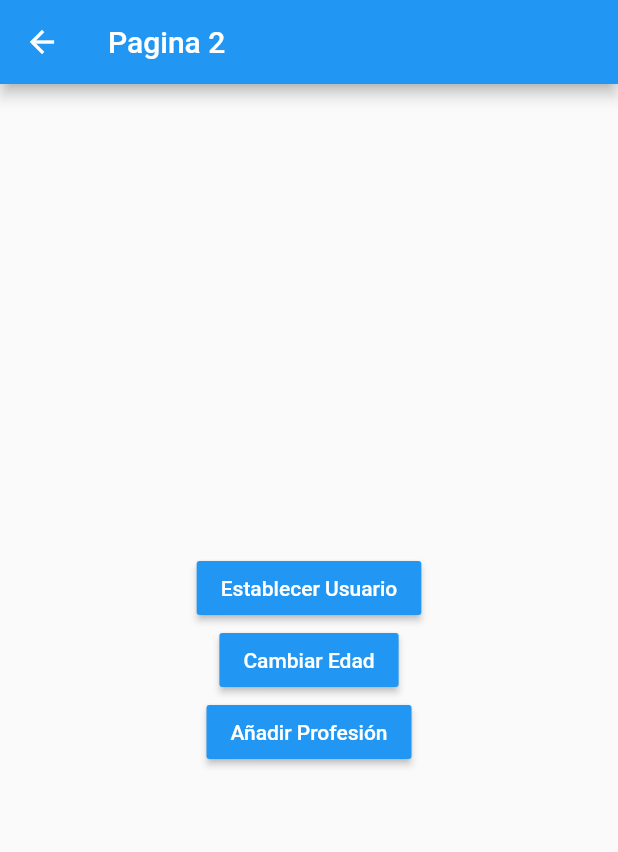
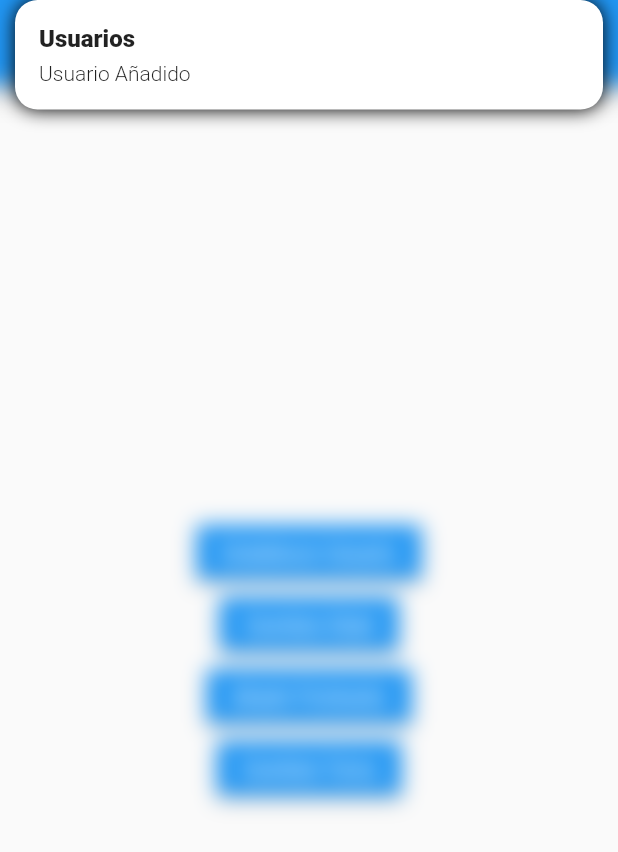
Before and after one commit to alinares94/gestor-estados-flutter, a Flutter app: the Pagina2Screen screen opened by its route, after a tap on "Establecer Usuario", on a phone screen of 412 x 824 dp. Shown: the top 852 px of the screen. Run offline on Flutter 3.47's test engine with Material 2 defaults, Android fonts, the phone set to English and light mode, and no system bars; our stand-ins replace get.

```diff
--- /dev/null
+++ b/estados/lib/controllers/usuario_controller.dart
@@ -0,0 +1,26 @@
+
+import 'package:estados/models/usuario.dart';
+import 'package:get/get.dart';
+
+class UsuarioController extends GetxController {
+
+  var existeUsuario = false.obs;
+  var usuario = Usuario().obs;
+
+  void cargarUsuario( Usuario user ) {
+    existeUsuario.value = true;
+    usuario.value = user;
+  }
+
+  void cambiarEdad( int edad ) {
+    usuario.update((val) {
+      val?.edad = edad;
+    });
+  }
+
+  void agregarProfesion( String prof ) {
+    usuario.update((val) {
+      val?.profesiones?.add(prof);
+    });
+  }
+}
--- a/estados/lib/models/usuario.dart
+++ b/estados/lib/models/usuario.dart
@@ -1,9 +1,9 @@
 
 
 class Usuario {
-  String nombre;
-  int edad;
-  List<String> profesiones;
+  String? nombre;
+  int? edad;
+  List<String>? profesiones;
 
-  Usuario({ required this.nombre, required this.edad, required this.profesiones });
+  Usuario({ this.nombre, this.edad, this.profesiones });
 }
--- a/estados/lib/screens/pagina1_screen.dart
+++ b/estados/lib/screens/pagina1_screen.dart
@@ -1,4 +1,7 @@
+import 'package:estados/controllers/usuario_controller.dart';
+import 'package:estados/models/usuario.dart';
 import 'package:flutter/material.dart';
+import 'package:get/get.dart';
 
 class Pagina1Screen extends StatelessWidget {
 
@@ -6,14 +9,22 @@ class Pagina1Screen extends StatelessWidget {
 
   @override
   Widget build(BuildContext context) {
+
+    final usuarioCtrl = Get.put( UsuarioController() );
+
     return Scaffold(
       appBar: AppBar(
         title: const Text('Pagina 1'),
       ),
-      body: const InformacionUsuario(),
+      body: Obx(() {
+        return usuarioCtrl.existeUsuario.value
+          ? InformacionUsuario(usuario: usuarioCtrl.usuario.value)
+          : const Center(child: Text('No hay información del usuario'));
+      }),
+      // body:  const InformacionUsuario(),
       floatingActionButton: FloatingActionButton(
         child: const Icon(Icons.accessibility_new),
-        onPressed: () => Navigator.pushNamed(context, 'pagina2')
+        onPressed: () => Get.toNamed( 'pagina2' )
       ),
     );
   }
@@ -21,8 +32,11 @@ class Pagina1Screen extends StatelessWidget {
 
 class InformacionUsuario extends StatelessWidget {
   const InformacionUsuario({
+    required this.usuario,
     Key? key,
   }) : super(key: key);
+
+  final Usuario usuario;
 
   @override
   Widget build(BuildContext context) {
@@ -32,20 +46,18 @@ class InformacionUsuario extends StatelessWidget {
       padding: const EdgeInsets.all(20),
       child: Column(
         crossAxisAlignment: CrossAxisAlignment.start,
-        children: const [
+        children: [
 
-          Text('General', style: TextStyle( fontSize: 18, fontWeight: FontWeight.bold)),
-          Divider(),
+          const Text('General', style: TextStyle( fontSize: 18, fontWeight: FontWeight.bold)),
+          const Divider(),
 
-          ListTile( title: Text('Nombre: ')),
-          ListTile( title: Text('Edad: ')),
+          ListTile( title: Text('Nombre: ${usuario.nombre}')),
+          ListTile( title: Text('Edad: ${usuario.edad}')),
 
-          Text('Profesiones', style: TextStyle( fontSize: 18, fontWeight: FontWeight.bold)),
-          Divider(),
+          const Text('Profesiones', style: TextStyle( fontSize: 18, fontWeight: FontWeight.bold)),
+          const Divider(),
 
-          ListTile( title: Text('Profesión 1: ')),
-          ListTile( title: Text('Profesión 2: ')),
-          ListTile( title: Text('Profesión 3: ')),
+          ...usuario.profesiones!.map((e) => ListTile(title: Text(e))),
 
       ]),
     );
--- a/estados/lib/screens/pagina2_screen.dart
+++ b/estados/lib/screens/pagina2_screen.dart
@@ -1,4 +1,7 @@
+import 'package:estados/controllers/usuario_controller.dart';
+import 'package:estados/models/usuario.dart';
 import 'package:flutter/material.dart';
+import 'package:get/get.dart';
 
 class Pagina2Screen extends StatelessWidget {
 
@@ -6,6 +9,9 @@ class Pagina2Screen extends StatelessWidget {
 
   @override
   Widget build(BuildContext context) {
+
+    final usuarioCtrl = Get.find<UsuarioController>();
+
     return Scaffold(
       appBar: AppBar(
         title: const Text('Pagina 2'),
@@ -17,25 +23,47 @@ class Pagina2Screen extends StatelessWidget {
           mainAxisAlignment: MainAxisAlignment.center,
           children: [
             MaterialButton(
-              color: Colors.blue,
+              color: Theme.of(context).primaryColor,
               onPressed: () {
-
+                usuarioCtrl.cargarUsuario(Usuario(
+                  nombre: 'Alberto Linares',
+                  edad: 28,
+                  profesiones: [
+                    'Developer',
+                    'Jugador',
+                  ]
+                ));
+                Get.snackbar('Usuarios', 'Usuario Añadido', backgroundColor: Colors.white,
+                boxShadows: [
+                  const BoxShadow(
+                    color: Colors.black,
+                    blurRadius: 10
+                  )
+                ]);
               },
               child: const Text('Establecer Usuario', style: TextStyle(color: Colors.white)),
             ),
             MaterialButton(
-              color: Colors.blue,
+              color: Theme.of(context).primaryColor,
               onPressed: () {
-
+                usuarioCtrl.cambiarEdad(50);
               },
               child: const Text('Cambiar Edad', style: TextStyle(color: Colors.white)),
             ),
             MaterialButton(
-              color: Colors.blue,
+              color: Theme.of(context).primaryColor,
               onPressed: () {
-
+                final profesiones = usuarioCtrl.usuario.value.profesiones?.length ?? 0;
+                usuarioCtrl.agregarProfesion('Profesión ${profesiones + 1}');
               },
               child: const Text('Añadir Profesión', style: TextStyle(color: Colors.white)),
+            ),
+            MaterialButton(
+              color: Theme.of(context).primaryColor,
+              onPressed: () {
+                Get.changeTheme( Get.isDarkMode ? ThemeData.light() : ThemeData.dark());
+              },
+              child: const Text('Cambiar Tema', style: TextStyle(color: Colors.white)),
             ),
           ],
         )
--- a/estados/pubspec.yaml
+++ b/estados/pubspec.yaml
@@ -36,6 +36,7 @@ dependencies:
   # The following adds the Cupertino Icons font to your application.
   # Use with the CupertinoIcons class for iOS style icons.
   cupertino_icons: ^1.0.2
+  get: ^4.6.5
 
 dev_dependencies:
   flutter_test:
```
Also changed, not shown: estados/lib/main.dart (+8 -6 lines), estados/pubspec.lock.
